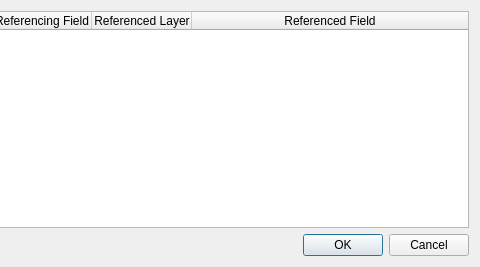
qgis/QGIS, file src/ui/qgsdiscoverrelationsdlgbase.ui: the form before one commit; both pictures show x 220 to 700 and y 0 to 267 of the 700 by 267 pixel window.
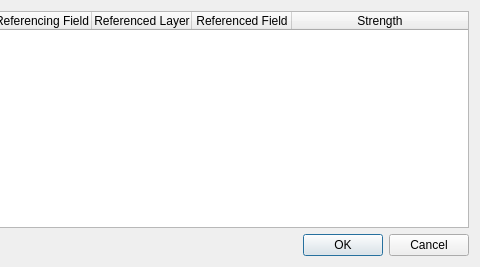
The form after the commit.

Commit message: [FEATURE] Duplicate features including children (one level deep) when relation strength is competition - configuration for the relationsstrength in the relation GUI `[needs-docs]`

Patch:
```diff
--- a/src/ui/qgsdiscoverrelationsdlgbase.ui
+++ b/src/ui/qgsdiscoverrelationsdlgbase.ui
@@ -62,6 +62,11 @@
        <string>Referenced Field</string>
       </property>
      </column>
+     <column>
+      <property name="text">
+       <string>Strength</string>
+      </property>
+     </column>
     </widget>
    </item>
    <item>
```
The commit also changes 13 other files.
